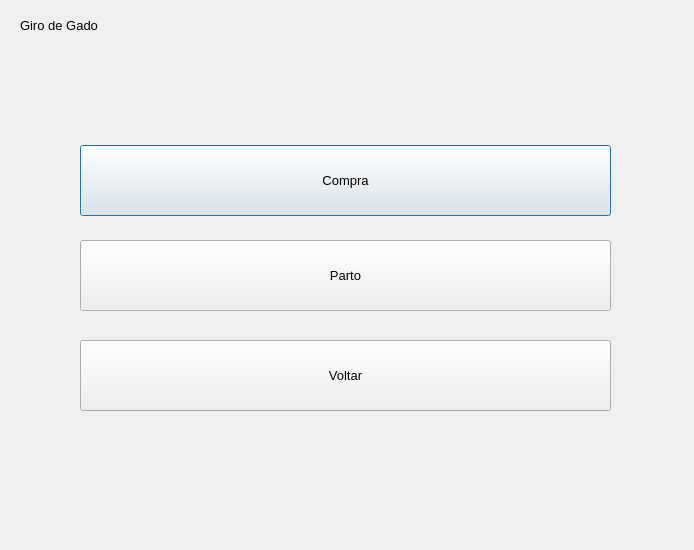
Before: the Qt Designer form views/cattleregisterscreen.ui in MaceGabriel/GiroDeGado, drawn with Qt 5.
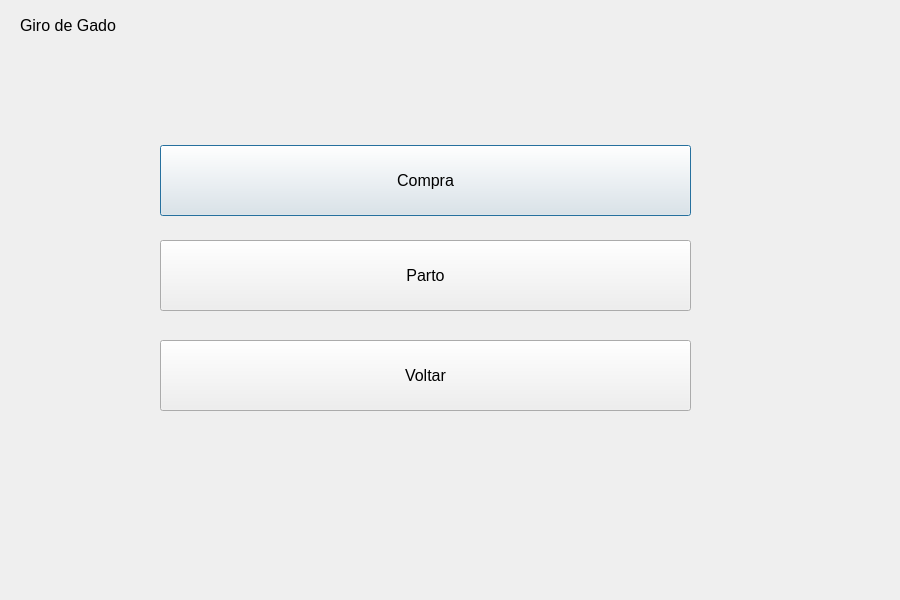
After: the same form once the commit is applied.

```diff
--- a/views/cattleregisterscreen.ui
+++ b/views/cattleregisterscreen.ui
@@ -6,8 +6,8 @@
    <rect>
     <x>0</x>
     <y>0</y>
-    <width>694</width>
-    <height>550</height>
+    <width>900</width>
+    <height>600</height>
    </rect>
   </property>
   <property name="windowTitle">
@@ -16,7 +16,7 @@
   <widget class="QPushButton" name="buyButton">
    <property name="geometry">
     <rect>
-     <x>80</x>
+     <x>160</x>
      <y>145</y>
      <width>531</width>
      <height>71</height>
@@ -24,7 +24,7 @@
    </property>
    <property name="font">
     <font>
-     <pointsize>10</pointsize>
+     <pointsize>12</pointsize>
     </font>
    </property>
    <property name="text">
@@ -34,7 +34,7 @@
   <widget class="QPushButton" name="birthButton">
    <property name="geometry">
     <rect>
-     <x>80</x>
+     <x>160</x>
      <y>240</y>
      <width>531</width>
      <height>71</height>
@@ -42,7 +42,7 @@
    </property>
    <property name="font">
     <font>
-     <pointsize>10</pointsize>
+     <pointsize>12</pointsize>
     </font>
    </property>
    <property name="text">
@@ -60,7 +60,7 @@
    </property>
    <property name="font">
     <font>
-     <pointsize>10</pointsize>
+     <pointsize>12</pointsize>
     </font>
    </property>
    <property name="text">
@@ -70,7 +70,7 @@
   <widget class="QPushButton" name="backButton">
    <property name="geometry">
     <rect>
-     <x>80</x>
+     <x>160</x>
      <y>340</y>
      <width>531</width>
      <height>71</height>
@@ -78,7 +78,7 @@
    </property>
    <property name="font">
     <font>
-     <pointsize>10</pointsize>
+     <pointsize>12</pointsize>
     </font>
    </property>
    <property name="text">
```
